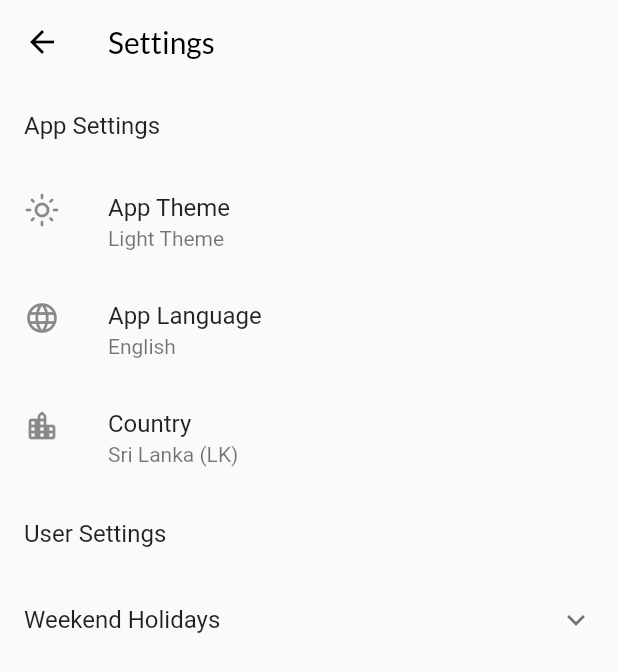
After one commit to DimalJay/holiday_calculator, a Flutter app: the SettingsPage screen opened by its route, on a phone screen of 412 x 824 dp. The commit adds this screen. Shown: the top 672 px of the screen. Run offline on Flutter 3.47's test engine with Material 2 defaults, Android fonts, the phone set to English and light mode, and no system bars; our stand-ins replace flutter_svg, google_fonts, google_mobile_ads, syncfusion_flutter_datepicker, syncfusion_flutter_gauges.

Commit message:
Add Settings Page

```diff
--- /dev/null
+++ b/lib/pages/settings/setings.dart
@@ -0,0 +1,74 @@
+import 'package:flutter/material.dart';
+
+class SettingsItem {
+  final Widget leading;
+  final String title;
+  final String subtitle;
+
+  SettingsItem({
+    required this.leading,
+    required this.title,
+    required this.subtitle,
+  });
+}
+
+final settingsItems = <SettingsItem>[
+  SettingsItem(
+    leading: const Icon(Icons.light_mode_outlined),
+    title: "App Theme",
+    subtitle: "Light Theme",
+  ),
+  SettingsItem(
+    leading: const Icon(Icons.language_rounded),
+    title: "App Language",
+    subtitle: "English",
+  ),
+  SettingsItem(
+    leading: const Icon(Icons.location_city_rounded),
+    title: "Country",
+    subtitle: "Sri Lanka (LK)",
+  ),
+];
+
+class SettingsPage extends StatelessWidget {
+  const SettingsPage({Key? key}) : super(key: key);
+
+  @override
+  Widget build(BuildContext context) {
+    return Scaffold(
+      appBar: AppBar(
+        title: const Text("Settings"),
+      ),
+      body: SingleChildScrollView(
+        child: Column(
+          children: [
+            const ListTile(title: Text("App Settings")),
+            ...settingsItems.map((item) => _settingListTile(item)),
+            const ListTile(title: Text("User Settings")),
+            ExpansionTile(
+              title: const Text("Weekend Holidays"),
+              children: [
+                ListTile(
+                  leading: Checkbox(value: true, onChanged: (value) {}),
+                  title: const Text("Mark Saturady is Your Holiday"),
+                ),
+                ListTile(
+                  leading: Checkbox(value: true, onChanged: (value) {}),
+                  title: const Text("Mark Sunday is Your Holiday"),
+                )
+              ],
+            )
+          ],
+        ),
+      ),
+    );
+  }
+
+  ListTile _settingListTile(SettingsItem settingsItem) {
+    return ListTile(
+      leading: settingsItem.leading,
+      title: Text(settingsItem.title),
+      subtitle: Text(settingsItem.subtitle),
+    );
+  }
+}
--- a/pubspec.yaml
+++ b/pubspec.yaml
@@ -43,6 +43,7 @@ dependencies:
   dio: ^4.0.6
   dio_http_cache: ^0.3.0
   google_mobile_ads: ^1.3.0
+  provider: ^6.0.3
 
 dev_dependencies:
   flutter_test:
```
Also changed, not shown: lib/main.dart (+8 -3 lines), lib/pages/widgets/drawer_widget.dart (+16 -12 lines), lib/constraints/theme/dark_theme.dart (renamed from lib/theme/dark_theme.dart), lib/constraints/theme/light_theme.dart (renamed from lib/theme/light_theme.dart), pubspec.lock.
